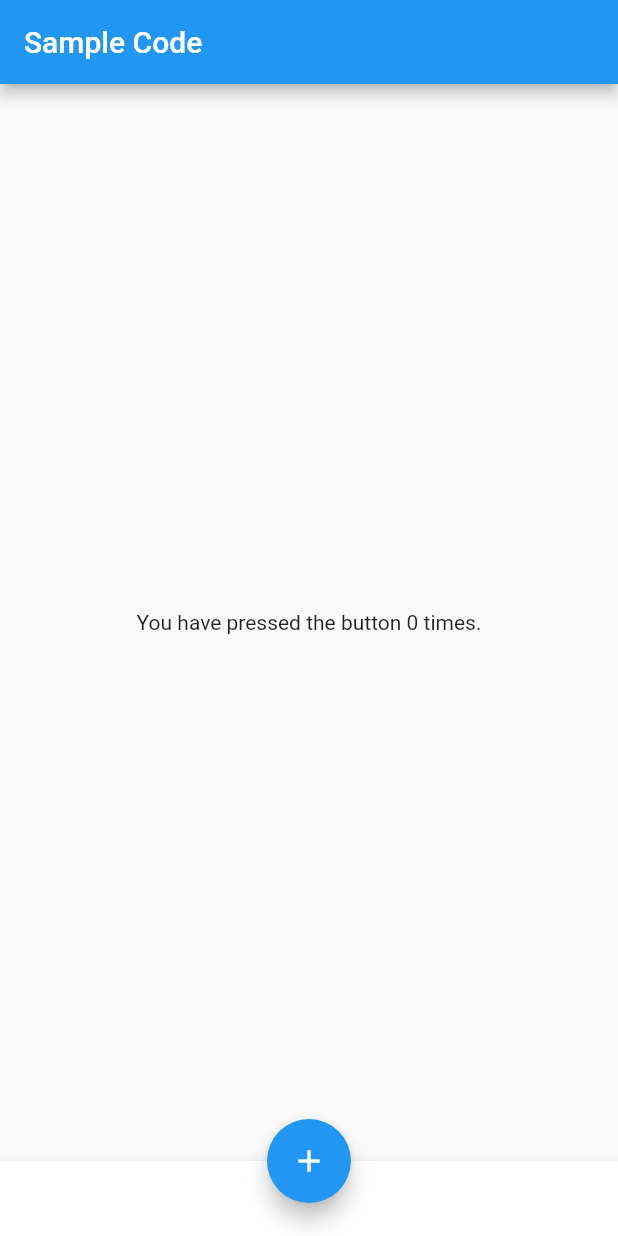
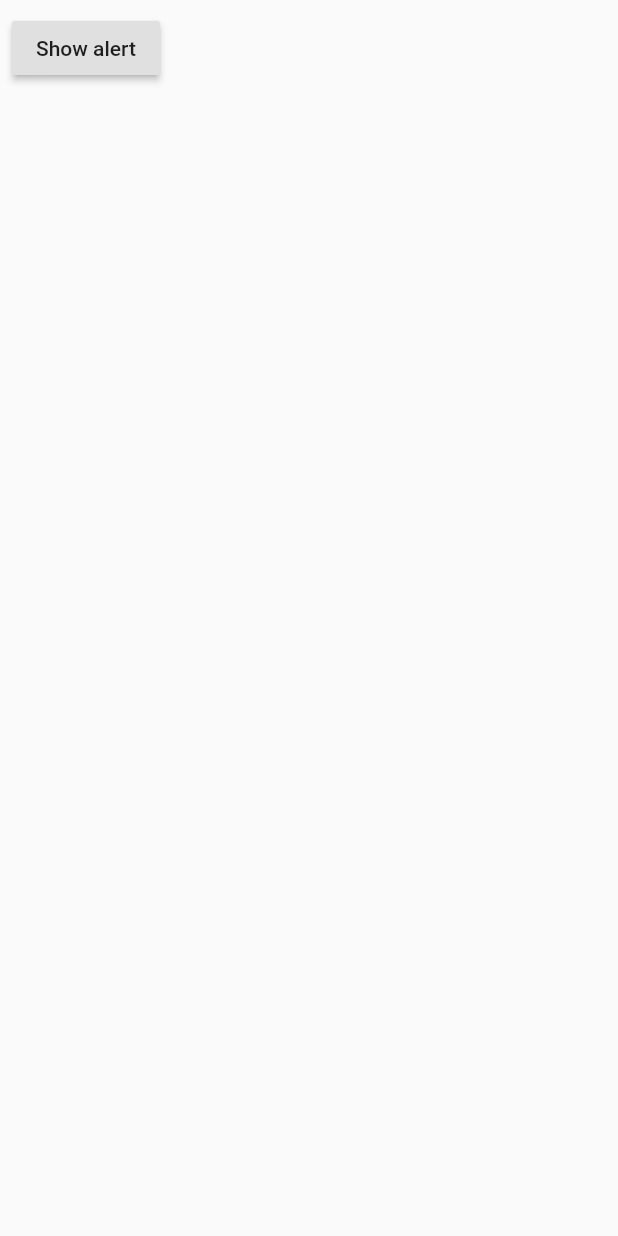
Before and after one commit to polinema-mobile/praktikum-02-layout-web-bola-DianaEstifadah, a Flutter app: the screen it shows after launch, on a phone screen of 412 x 824 dp. Run offline on Flutter 3.47's test engine with Material 2 defaults, Android fonts, the light colour scheme and no system bars.

Commit message:
Pratikum Dialog

```diff
--- a/lib/main.dart
+++ b/lib/main.dart
@@ -9,24 +9,48 @@ class MyApp extends StatelessWidget {
   Widget build(BuildContext context) {
     return MaterialApp(
       home: Scaffold(
-        appBar: AppBar(
-          title: Text('Sample Code'),
-        ),
-        body: Center(
-          child: Text('You have pressed the button $_count times.'),
-        ),
-        bottomNavigationBar: BottomAppBar(
-          child: Container(
-            height: 50.0,
-          ),
-        ),
-        floatingActionButton: FloatingActionButton(
-          onPressed: () => 0,
-          tooltip: 'Increment Counter',
-          child: Icon(Icons.add),
-        ),
-        floatingActionButtonLocation: FloatingActionButtonLocation.centerDocked,
+        body: MyLayout(),
       ),
     );
   }
 }
+
+class MyLayout extends StatelessWidget {
+  @override
+  Widget build(BuildContext context) {
+    return Padding(
+      padding: const EdgeInsets.all(8.0),
+      child: RaisedButton(
+        child: Text('Show alert'),
+        onPressed: () {
+          showAlertDialog(context);
+        },
+      ),
+    );
+  }
+}
+
+showAlertDialog(BuildContext context) {
+  // set up the button
+  Widget okButton = FlatButton(
+    child: Text("OK"),
+    onPressed: () {},
+  );
+
+  // set up the AlertDialog
+  AlertDialog alert = AlertDialog(
+    title: Text("My title"),
+    content: Text("This is my message."),
+    actions: [
+      okButton,
+    ],
+  );
+
+  // show the dialog
+  showDialog(
+    context: context,
+    builder: (BuildContext context) {
+      return alert;
+    },
+  );
+}
```
